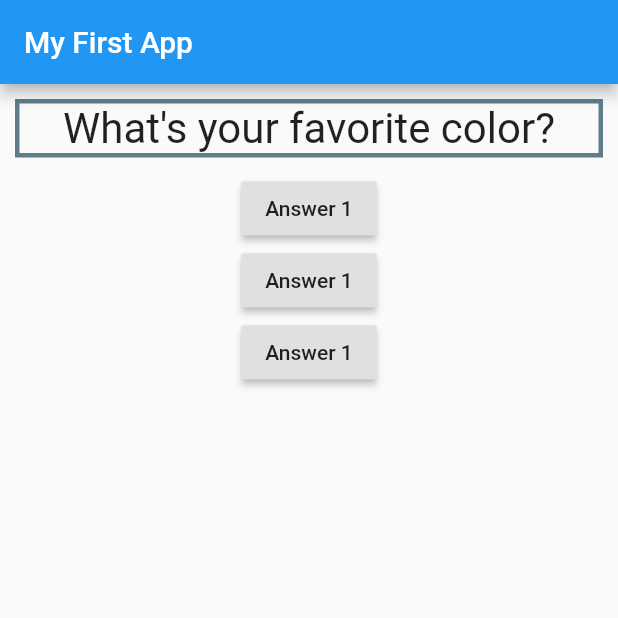
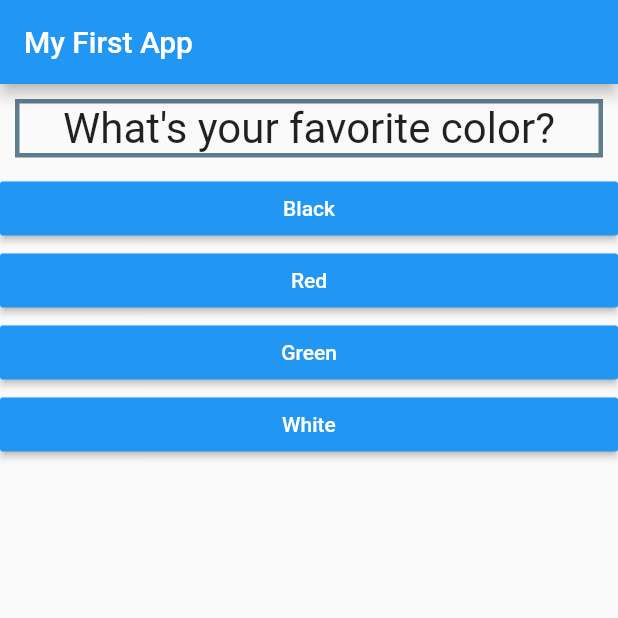
Before and after one commit to aliakgoz/quiz_app, a Flutter app: the screen it shows after launch, on a phone screen of 412 x 824 dp, the top half of it. Run offline on Flutter 3.47's test engine with Material 2 defaults, Android fonts, the phone set to English and light mode, and no system bars.

```diff
--- /dev/null
+++ b/lib/answer.dart
@@ -0,0 +1,22 @@
+import 'package:flutter/material.dart';
+
+class Answer extends StatelessWidget {
+  final Function selectHandler;
+  final String answerText;
+
+  Answer(this.selectHandler, this.answerText);
+
+  @override
+  Widget build(BuildContext context) {
+    return Container(
+      width: double.infinity,
+
+      child: RaisedButton(
+        color: Colors.blue,
+        textColor: Colors.white,
+        child: Text(answerText),
+        onPressed: selectHandler,
+      ),
+    );
+  }
+}
--- a/lib/main.dart
+++ b/lib/main.dart
@@ -1,6 +1,7 @@
 import 'package:flutter/material.dart';
 
 import './question.dart';
+import './answer.dart';
 
 // void main() {
 //   runApp(MyApp());
@@ -31,8 +32,18 @@ class _MyAppState extends State<MyApp> {
   @override
   Widget build(BuildContext context) {
     var questions = [
-      'What\'s your favorite color?',
-      'What\'s your favorite animal?',
+      {
+        'questionText': 'What\'s your favorite color?',
+        'answers': ['Black', 'Red', 'Green', 'White']
+      },
+      {
+        'questionText': 'What\'s your favorite animal?',
+        'answers': ['Rabbit', 'Snake', 'Elephant', 'Lion']
+      },
+      {
+        'questionText': 'What\'s your favorite instructor?',
+        'answers': ['Max', 'Max', 'Max', 'Max']
+      },
     ];
     return MaterialApp(
       home: Scaffold(
@@ -42,23 +53,12 @@ class _MyAppState extends State<MyApp> {
         body: Column(
           children: <Widget>[
             Question(
-              questions[_questionIndex],
+              questions[_questionIndex]['questionText'],
             ),
-            RaisedButton(
-              child: Text('Answer 1'),
-              onPressed: _answerQuestion,
-            ),
-            RaisedButton(
-              child: Text('Answer 1'),
-              onPressed: () => print('Answer 2 chosen'),
-            ),
-            RaisedButton(
-              child: Text('Answer 1'),
-              onPressed: () {
-                //anonymous function
-                print('Answer 3 chosen');
-              },
-            ),
+            ...(questions[_questionIndex]['answers'] as List<String>)
+                .map((answer) {
+              return Answer(_answerQuestion, answer);
+            }).toList(),
           ],
         ),
       ),
```
Also changed, not shown: flutter_notlar.txt (+61 -0 lines).
